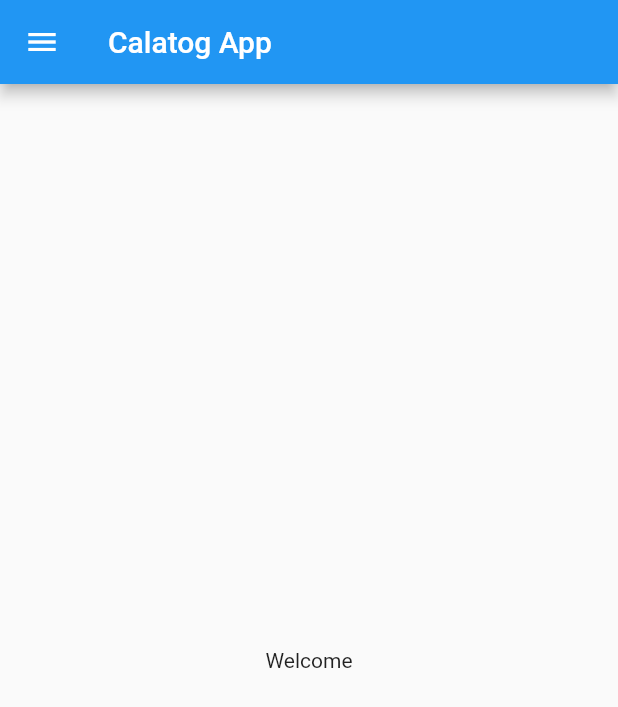
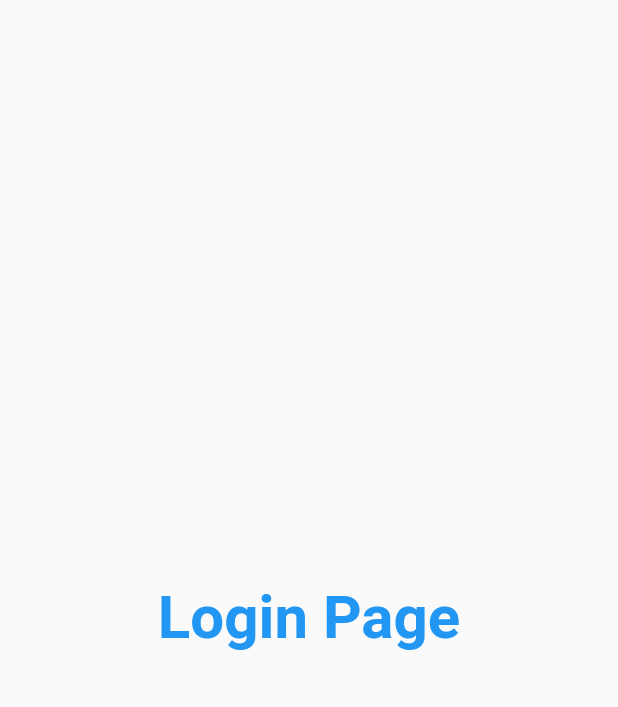
Before and after one commit to Swali295/MyApplication, a Flutter app: the screen it shows after launch, on a phone screen of 412 x 824 dp. Shown: the top 707 px of the screen. Run offline on Flutter 3.47's test engine with Material 2 defaults, Android fonts, the phone set to English and light mode, and no system bars.

Commit message:
Day3 completed

```diff
--- a/flutter_cataloge/lib/main.dart
+++ b/flutter_cataloge/lib/main.dart
@@ -1,6 +1,7 @@
 import 'package:flutter/material.dart';
 
-import 'home_page.dart';
+import 'pages/home_page.dart';
+import 'pages/login_page.dart';
 
 void main() {
   runApp(MyApp());
@@ -10,7 +11,16 @@
   @override
   Widget build(BuildContext context) {
     return MaterialApp(
-      home: HomePage(),
+      themeMode: ThemeMode.dark,
+      theme: ThemeData(primarySwatch: Colors.red),
+      darkTheme: ThemeData(
+        brightness: Brightness.light,
+      ),
+      routes: {
+        "/": (context) => LoginPage(),
+        "/home": (context) =>HomePage(),
+        "/login": (context) => LoginPage()
+      },
     );
   }
 }
--- /dev/null
+++ b/flutter_cataloge/lib/pages/login_page.dart
@@ -0,0 +1,15 @@
+import 'package:flutter/material.dart';
+
+class LoginPage extends StatelessWidget {
+  @override
+  Widget build(BuildContext cntext) {
+    return Material(
+        child: Center(
+      child: Text("Login Page",style: TextStyle(fontSize: 40,
+      color: Colors.blue,
+      fontWeight: FontWeight.bold,),
+      ),
+    ),
+    );
+  }
+}
```
Also changed, not shown: flutter_cataloge/pubspec.yaml (+4 -4 lines), flutter_cataloge/assets/Login_page.png (added), flutter_cataloge/lib/pages/home_page.dart (renamed from flutter_cataloge/lib/home_page.dart).
